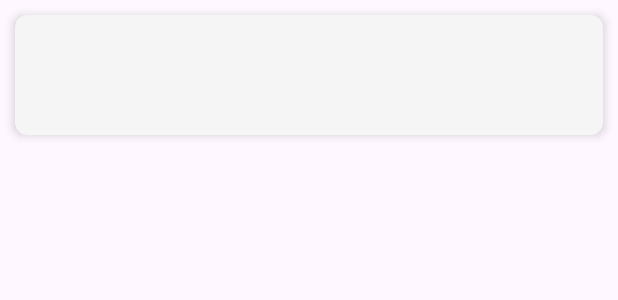
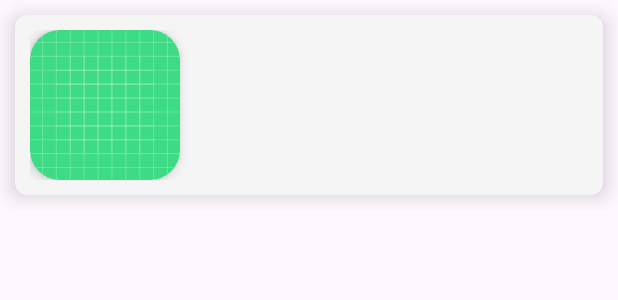
Before and after one commit to Demithier01/Cactus, an Android app: the layout retrofit_item.xml on its own in the app's theme, with its tools: preview values and no code run, on a phone screen of 412 x 824 dp. Shown: the top 300 px of the screen. Run offline under Robolectric (Android 15) with nearby library versions, the phone set to English and light mode, and no system bars.

Commit message:
upload image

```diff
--- a/app/src/main/java/com/example/cactus/model/SpeciesItem.kt
+++ b/app/src/main/java/com/example/cactus/model/SpeciesItem.kt
@@ -3,8 +3,9 @@ package com.example.cactus.model
 import com.google.gson.annotations.SerializedName
 
 data class SpeciesItem (
-    @SerializedName("name") val name: String,
-    @SerializedName("title") val title : String
+    @SerializedName("name") val name: String? = null,
+    @SerializedName("title") val title : String? = null,
+    @SerializedName("image_url") val imageUrl : String? = null
 )
 
 class Species: ArrayList<SpeciesItem>() {
--- a/app/src/main/res/layout/retrofit_item.xml
+++ b/app/src/main/res/layout/retrofit_item.xml
@@ -8,31 +8,53 @@
         android:layout_width="match_parent"
         android:layout_height="wrap_content"
         android:layout_margin="10dp"
-        app:cardElevation="4dp"
+        app:cardElevation="8dp"
         app:cardCornerRadius="8dp"
         android:backgroundTint="@color/WhiteSmoke">
+
+        <LinearLayout
+            android:layout_width="match_parent"
+            android:layout_height="wrap_content"
+            android:orientation="horizontal"
+            android:padding="10dp">
+
+            <androidx.cardview.widget.CardView
+                android:layout_width="100dp"
+                android:layout_height="100dp"
+                android:layout_gravity="center_vertical"
+                app:cardCornerRadius="20dp"
+                app:cardElevation="5dp">
+
+                <ImageView
+                    android:id="@+id/img"
+                    android:layout_width="match_parent"
+                    android:layout_height="match_parent"
+                    android:scaleType="centerCrop"
+                    android:src="@drawable/ic_launcher_background" />
+            </androidx.cardview.widget.CardView>
+
             <LinearLayout
                 android:layout_width="match_parent"
                 android:layout_height="wrap_content"
                 android:orientation="vertical"
-            android:padding="10dp">
+                android:layout_margin="12dp">
 
                 <TextView
                     android:id="@+id/textName"
                     android:layout_width="wrap_content"
                     android:layout_height="wrap_content"
-                android:layout_marginStart="10dp"
-                android:textSize="20dp"
-                android:textStyle="bold"
-                android:fontFamily="@font/kanit_regular"/>
+                    android:fontFamily="@font/kanit_regular"
+                    android:textSize="18dp"
+                    android:textStyle="bold" />
+
                 <TextView
                     android:id="@+id/textTitle"
                     android:layout_width="wrap_content"
                     android:layout_height="wrap_content"
-                android:layout_marginTop="8dp"
-                android:layout_marginStart="10dp"
-                android:textSize="16dp"
-                android:fontFamily="@font/mitr_light"/>
+                    android:fontFamily="@font/mitr_light"
+                    android:textSize="14dp" />
+            </LinearLayout>
+
         </LinearLayout>
     </androidx.cardview.widget.CardView>
 
```
Also changed, not shown: app/src/main/java/com/example/cactus/RetrofitFragment.kt (+11 -2 lines), app/src/main/java/com/example/cactus/api/SpeciesService.kt (+4 -4 lines), app/src/main/java/com/example/cactus/view/SpeciesAdapter.kt (+8 -0 lines), app/src/main/res/layout/fragment_retrofit.xml (+9 -0 lines), app/src/main/res/navigation/nav_graph.xml (+10 -1 lines). Lines whose indentation alone changed are shown as unchanged.
